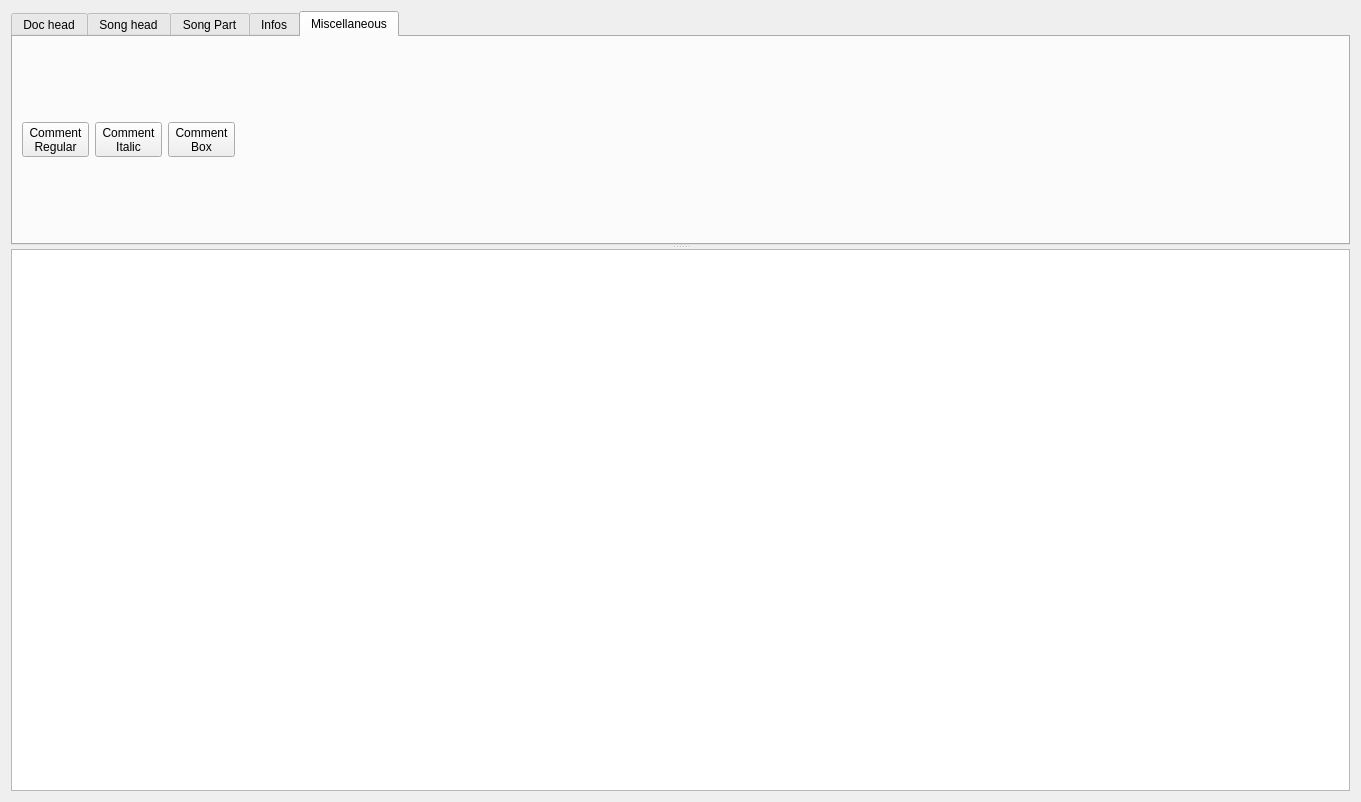
jpcima/chordv, file chordv-0.1/ui/formeditor.ui: the form before one commit.
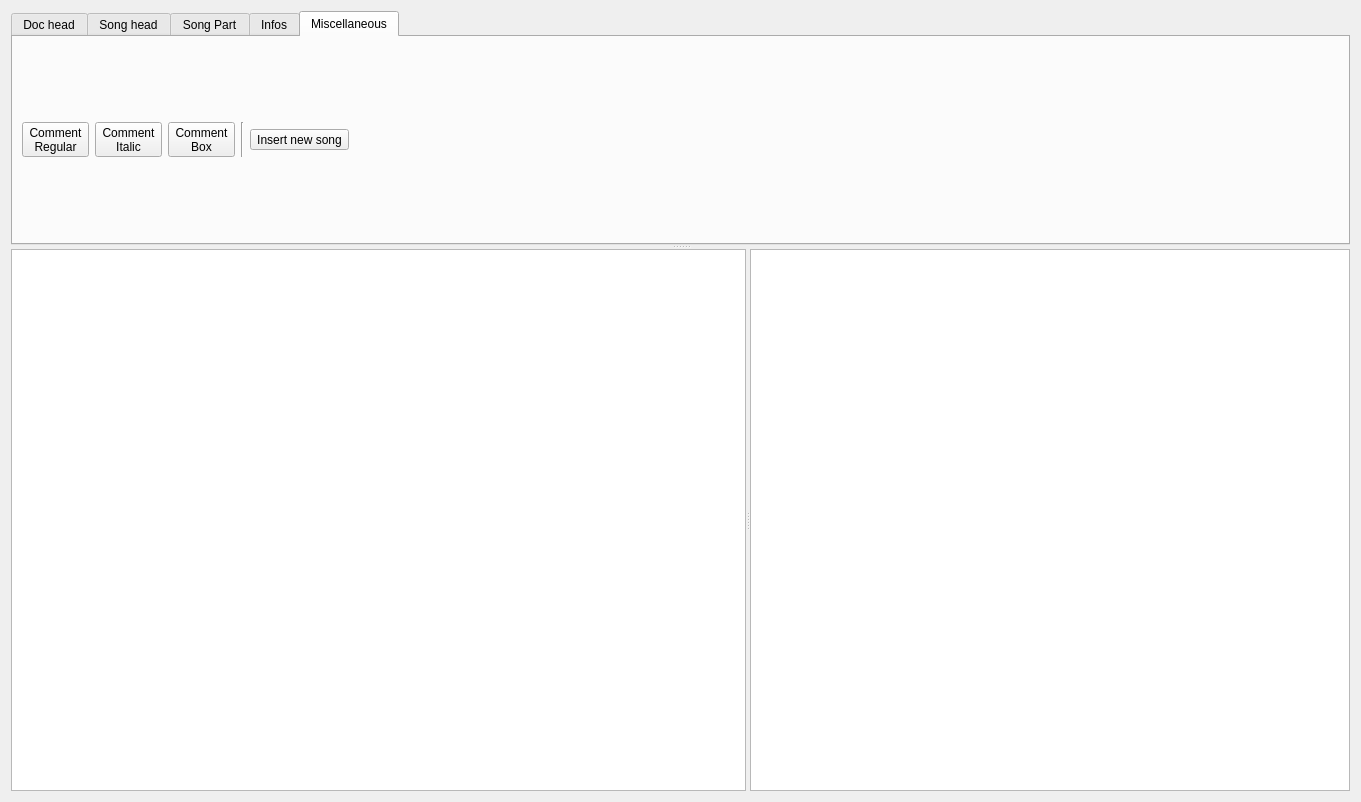
The form after the commit. The open tabs and pages were chosen to show the change. Custom widgets are drawn as their Qt base class.

Commit message: - Doxyfile for Doxygen generation - Improvement for in insert new song ( dialog to include song in alphabetic order - Toc of book in left size of editor - Documentation - bug found not yet corrected

Patch:
```diff
--- a/chordv-0.1/ui/formeditor.ui
+++ b/chordv-0.1/ui/formeditor.ui
@@ -465,6 +465,20 @@
             </property>
            </widget>
           </item>
+          <item>
+           <widget class="Line" name="line_17">
+            <property name="orientation">
+             <enum>Qt::Vertical</enum>
+            </property>
+           </widget>
+          </item>
+          <item>
+           <widget class="QToolButton" name="toolButtonInsertNewSong">
+            <property name="text">
+             <string>Insert new song</string>
+            </property>
+           </widget>
+          </item>
           <item>
            <spacer name="horizontalSpacer_4">
             <property name="orientation">
@@ -483,7 +497,50 @@
        </layout>
       </widget>
      </widget>
-     <widget class="TextEdit" name="textEdit"/>
+     <widget class="QSplitter" name="splitterHorizontal">
+      <property name="orientation">
+       <enum>Qt::Horizontal</enum>
+      </property>
+      <widget class="TextEdit" name="textEdit"/>
+      <widget class="QTableWidget" name="tableWidgetToc">
+       <property name="sizePolicy">
+        <sizepolicy hsizetype="Preferred" vsizetype="Preferred">
+         <horstretch>0</horstretch>
+         <verstretch>0</verstretch>
+        </sizepolicy>
+       </property>
+       <property name="maximumSize">
+        <size>
+         <width>600</width>
+         <height>16777215</height>
+        </size>
+       </property>
+       <property name="baseSize">
+        <size>
+         <width>300</width>
+         <height>3</height>
+        </size>
+       </property>
+       <property name="editTriggers">
+        <set>QAbstractItemView::NoEditTriggers</set>
+       </property>
+       <property name="alternatingRowColors">
+        <bool>true</bool>
+       </property>
+       <property name="selectionMode">
+        <enum>QAbstractItemView::SingleSelection</enum>
+       </property>
+       <property name="showGrid">
+        <bool>false</bool>
+       </property>
+       <property name="gridStyle">
+        <enum>Qt::NoPen</enum>
+       </property>
+       <property name="sortingEnabled">
+        <bool>true</bool>
+       </property>
+      </widget>
+     </widget>
     </widget>
    </item>
   </layout>
```
Left out of the diff: 9 changed lines with no effect on the pictures. The commit also changes 11 other files.
